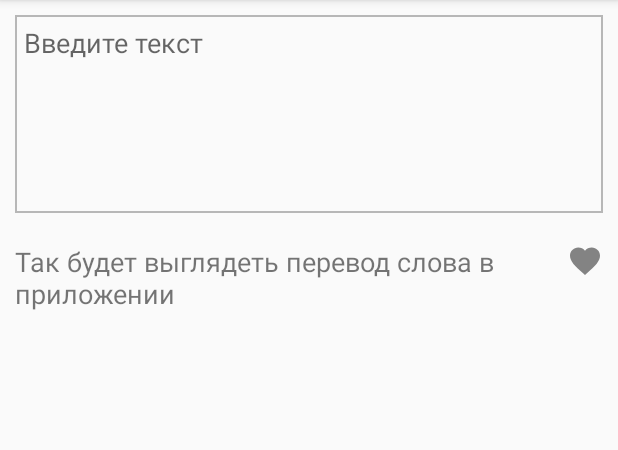
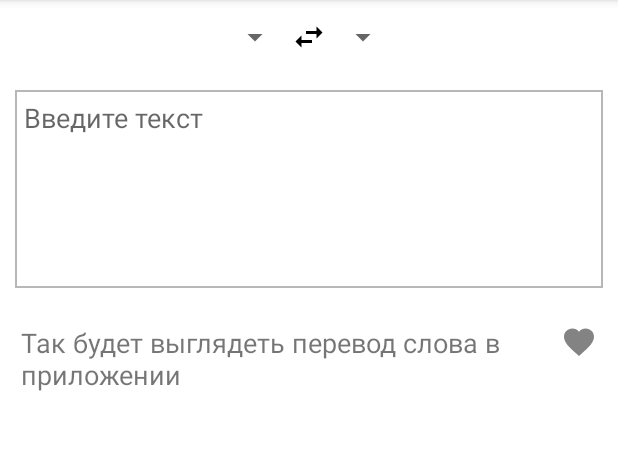
Before and after one commit to chichkanov/Yandex_Translate, an Android app: the screen it shows after launch (NavigationActivity), on a phone screen of 412 x 824 dp, the part 84-534 px from its top. Run offline under Robolectric (Android 15) with nearby library versions, the phone set to English and light mode, and no system bars.

Commit message:
added switch language form

```diff
--- /dev/null
+++ b/app/src/main/java/com/chichkanov/yandex_translate/SwitchLanguageView.java
@@ -0,0 +1,32 @@
+package com.chichkanov.yandex_translate;
+
+
+import android.content.Context;
+import android.util.AttributeSet;
+import android.view.LayoutInflater;
+import android.widget.ImageButton;
+import android.widget.RelativeLayout;
+import android.widget.Spinner;
+
+public class SwitchLanguageView extends RelativeLayout{
+
+    private Spinner spinnerFrom, spinnerTo;
+    private ImageButton switchLanguage;
+
+    public SwitchLanguageView(Context context) {
+        super(context);
+        initViews();
+    }
+
+    public SwitchLanguageView(Context context, AttributeSet attrs) {
+        super(context, attrs);
+        initViews();
+    }
+
+    private void initViews() {
+        LayoutInflater.from(getContext()).inflate(R.layout.view_language_switch, this);
+        spinnerFrom = (Spinner) findViewById(R.id.spinner_translate_from);
+        spinnerTo = (Spinner) findViewById(R.id.spinner_translate_to);
+        switchLanguage = (ImageButton) findViewById(R.id.ib_translate_switch);
+    }
+}
--- /dev/null
+++ b/app/src/main/res/drawable/ic_swap.xml
@@ -0,0 +1,9 @@
+<vector xmlns:android="http://schemas.android.com/apk/res/android"
+        android:width="24dp"
+        android:height="24dp"
+        android:viewportWidth="24.0"
+        android:viewportHeight="24.0">
+    <path
+        android:fillColor="#FF000000"
+        android:pathData="M6.99,11L3,15l3.99,4v-3H14v-2H6.99v-3zM21,9l-3.99,-4v3H10v2h7.01v3L21,9z"/>
+</vector>
--- a/app/src/main/res/layout/fragment_translate.xml
+++ b/app/src/main/res/layout/fragment_translate.xml
@@ -4,6 +4,10 @@
     android:layout_height="match_parent"
     android:orientation="vertical"
     tools:context="com.chichkanov.yandex_translate.TranslateFragment">
+
+    <com.chichkanov.yandex_translate.SwitchLanguageView
+        android:layout_width="match_parent"
+        android:layout_height="wrap_content" />
 
     <com.chichkanov.yandex_translate.TranslateFormView
         android:layout_width="match_parent"
--- a/app/src/main/res/layout/view_form_translated.xml
+++ b/app/src/main/res/layout/view_form_translated.xml
@@ -2,7 +2,7 @@
 <RelativeLayout xmlns:android="http://schemas.android.com/apk/res/android"
     android:layout_width="match_parent"
     android:layout_height="wrap_content"
-    android:layout_margin="@dimen/translate_form_margin"
+    android:layout_margin="@dimen/translated_form_margin"
     android:orientation="horizontal">
 
     <TextView
--- /dev/null
+++ b/app/src/main/res/layout/view_language_switch.xml
@@ -0,0 +1,30 @@
+<?xml version="1.0" encoding="utf-8"?>
+<RelativeLayout xmlns:android="http://schemas.android.com/apk/res/android"
+    xmlns:app="http://schemas.android.com/apk/res-auto"
+    android:layout_width="match_parent"
+    android:layout_height="wrap_content"
+    android:layout_centerInParent="true"
+    android:minHeight="50dp">
+
+    <Spinner
+        android:id="@+id/spinner_translate_from"
+        android:layout_width="wrap_content"
+        android:layout_height="wrap_content"
+        android:layout_centerVertical="true"
+        android:layout_toLeftOf="@+id/ib_translate_switch" />
+
+    <ImageButton
+        android:id="@+id/ib_translate_switch"
+        android:layout_width="wrap_content"
+        android:layout_height="wrap_content"
+        android:layout_centerInParent="true"
+        android:background="@android:color/transparent"
+        app:srcCompat="@drawable/ic_swap" />
+
+    <Spinner
+        android:id="@+id/spinner_translate_to"
+        android:layout_width="wrap_content"
+        android:layout_height="wrap_content"
+        android:layout_centerVertical="true"
+        android:layout_toRightOf="@+id/ib_translate_switch" />
+</RelativeLayout>
--- a/app/src/main/res/values/dimens.xml
+++ b/app/src/main/res/values/dimens.xml
@@ -6,4 +6,5 @@
     <dimen name="nav_header_height">160dp</dimen>
     <dimen name="fab_margin">16dp</dimen>
     <dimen name="translate_form_margin">10dp</dimen>
+    <dimen name="translated_form_margin">14dp</dimen>
 </resources>
--- a/app/src/main/res/values/styles.xml
+++ b/app/src/main/res/values/styles.xml
@@ -12,10 +12,13 @@
         <item name="windowActionBar">false</item>
         <item name="windowNoTitle">true</item>
         <item name="preferenceTheme">@style/PreferenceThemeOverlay</item>
+        <item name="actionMenuTextColor">@color/colorAccent</item>
+        <item name="android:colorBackground">@android:color/white</item>
     </style>
 
     <style name="AppTheme.AppBarOverlay" parent="ThemeOverlay.AppCompat.Dark.ActionBar" />
 
     <style name="AppTheme.PopupOverlay" parent="ThemeOverlay.AppCompat.Light" />
 
+
 </resources>
```
